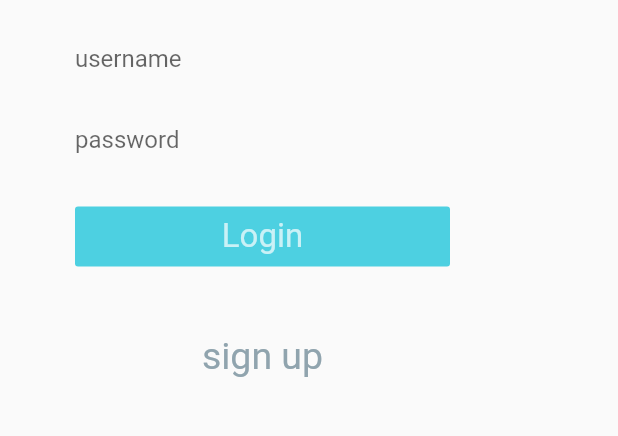
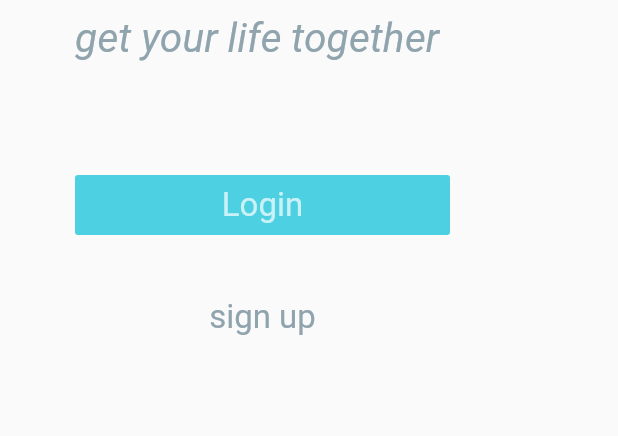
Before and after one commit to slbrtg/liszt-flutter, a Flutter app: the screen it shows after launch, on a phone screen of 412 x 824 dp, the part 287-723 px from its top. Run offline on Flutter 3.47's test engine with Material 2 defaults, Android fonts, the phone set to English and light mode, and no system bars.

Commit message:
refactor login.dart to break widget creation down into separate functions

```diff
--- a/lib/pages/login.dart
+++ b/lib/pages/login.dart
@@ -8,24 +8,153 @@ class LoginScreen extends StatefulWidget {
 
 class LoginScreenState extends State<LoginScreen> {
   bool _signingUp = false;
+  bool _loggingIn = false;
   Widget emptyContainer = new Container(
     height: 0.0,
     width: 0.0,
   );
+
+  dynamic lisztBannerTopMargin() {
+    if (_signingUp) {
+      return const EdgeInsets.only(top: 0.0);
+    } else if (_loggingIn) {
+      return const EdgeInsets.only(top: 35.0);
+    } else return const EdgeInsets.only(top: 115.0);
+  }
 
   Color blueGrey = Colors.blueGrey[300];
   Color cyan300 = Colors.cyan[300];
   Color white70 = Colors.white70;
   Color bgWhite = Colors.white12;
 
+  Widget lisztBanner() => new Container(
+      margin: lisztBannerTopMargin(),
+      child: new RichText(
+        text: new TextSpan(
+            text: "Liszt",
+            style: new TextStyle(
+              fontSize: 65.0,
+              color: blueGrey,
+            )
+        ),
+      ),
+    );
+
+  Widget lisztSlogan() => new Container(
+      margin: const EdgeInsets.only(top: 10.0),
+      child: new RichText(
+        text: new TextSpan(
+            text: "get your life together",
+            style: new TextStyle(
+              fontStyle: FontStyle.italic,
+              fontSize: 27.0,
+              color: blueGrey,
+            )
+        ),
+      ),
+    );
+
+  Widget usernameTextFormField() {
+    if(_loggingIn || _signingUp) {
+      return new Container(
+        margin: const EdgeInsets.only(top: 30.0),
+        child: new TextFormField(
+          decoration: new InputDecoration.collapsed(hintText: "username"),
+        ),
+      );
+    } else return emptyContainer;
+  }
+
+  Widget passwordTextFormField() {
+    if(_loggingIn || _signingUp) {
+      return new Container(
+        margin: const EdgeInsets.only(top: 30.0),
+        child: new TextFormField(
+          decoration: new InputDecoration.collapsed(hintText: "password"),
+          obscureText: true,
+        ),
+      );
+    } else return emptyContainer;
+  }
+
+  Widget confirmPasswordTextFormField() {
+    if(_signingUp) {
+      return new Container(
+        margin: const EdgeInsets.only(top: 30.0),
+        child: new TextFormField(
+          decoration: new InputDecoration.collapsed(hintText: "confirm password"),
+          obscureText: true,
+        ),
+      );
+    } else {
+      return emptyContainer;
+    }
+  }
+
+  Widget loginFlatButton() => new Container(
+      margin: _loggingIn || _signingUp ? const EdgeInsets.only(
+          top: 25.0) : const EdgeInsets.only(top: 75.0),
+      width: 250.0,
+      height: 40.0,
+      child: new FlatButton(
+        onPressed: () {
+          setState(() {
+            _loggingIn = true;
+          });
+        },
+        child: new RichText(
+          text: new TextSpan(
+            text: _signingUp ? "Sign up" : "Login",
+            style: new TextStyle(
+              fontSize: 22.0,
+              color: white70,
+            ),
+          ),
+        ),
+        color: Colors.cyan[300],
+        textColor: white70,
+      ),
+    );
+
+  Widget signUpFlatButton() {
+    if (!_signingUp && !_loggingIn) {
+      return new Container(
+        margin: const EdgeInsets.fromLTRB(0.0, 35.0, 15.0, 0.0),
+        width: 250.0,
+        height: 40.0,
+        child: new FlatButton(
+          onPressed: () {
+            setState(() {
+              _signingUp = true;
+            });
+          },
+          child: new RichText(
+            text: new TextSpan(
+                text: "sign up",
+                style: new TextStyle(
+                  fontSize: 22.0,
+                  color: blueGrey,
+                )
+            ),
+          ),
+          color: null,
+        ),
+      );
+    } else return emptyContainer;
+  }
+
+
+
+
   @override
   Widget build(BuildContext context) {
     return new Scaffold(
-      appBar: _signingUp ? new AppBar(
+      appBar: _signingUp || _loggingIn ? new AppBar(
         leading: new FlatButton(
           onPressed: () {
             setState(() {
               _signingUp = false;
+              _loggingIn = false;
             });
           },
           child: new Row(
@@ -61,118 +190,13 @@ class LoginScreenState extends State<LoginScreen> {
           crossAxisAlignment: CrossAxisAlignment.start,
           mainAxisSize: MainAxisSize.max,
           children: <Widget>[
-
-            // If/Else to adjust margin height for signing up
-            new Container(
-              margin: _signingUp ? const EdgeInsets.only(top: 0.0) : const EdgeInsets.only(top: 115.0),
-              child: new RichText(
-                text: new TextSpan(
-                  text: "Liszt",
-                  style: new TextStyle(
-                    fontSize: 65.0,
-                    color: blueGrey,
-                  )
-                ),
-              ),
-            ),
-            new Container (
-              margin: const EdgeInsets.only(top: 30.0),
-              child: new TextFormField(
-                decoration: new InputDecoration.collapsed(hintText: "username"),
-              ),
-            ),
-            new Container (
-              margin: const EdgeInsets.only(top: 35.0),
-              child: new TextFormField(
-                decoration: new InputDecoration.collapsed(hintText: "password"),
-                obscureText: true,
-              ),
-            ),
-
-            // If/Else to show confirm password if signing up. If not, empty container
-            _signingUp ? new Container (
-              margin: const EdgeInsets.only(top: 35.0),
-              child: new TextFormField(
-                decoration: new InputDecoration.collapsed(hintText: "confirm password"),
-                obscureText: true,
-              ),
-            )
-            : emptyContainer,
-
-
-            new Container(
-              margin: const EdgeInsets.only(top: 35.0),
-              width: 250.0,
-              height: 40.0,
-              child: new FlatButton(
-                onPressed: () {
-                  print("login");
-                },
-                child: new RichText(
-                  text: new TextSpan(
-                    text: _signingUp ? "Sign up" : "Login",
-                    style: new TextStyle(
-                      fontSize: 22.0,
-                      color: white70,
-                    ),
-                  ),
-                ),
-                color: Colors.cyan[300],
-                textColor: white70,
-              ),
-            ),
-
-            // Display sign up/login options on sign up view
-            _signingUp ? new Container(
-              margin: const EdgeInsets.fromLTRB(43.0,30.0,0.0, 0.0),
-              width: 250.0,
-              height: 50.0,
-              child: new Row(
-                children: <Widget>[
-                  new Container(
-                    child: new CircleAvatar(
-                      radius: 40.0,
-                      child: new Text("G"),
-                      backgroundColor: cyan300,
-                    ),
-                  ),
-                  new Container(
-                    child: new CircleAvatar(
-                      radius: 40.0,
-                      child: new Text("F"),
-                      backgroundColor: cyan300,
-                    ),
-                  ),
-                ],
-              ),
-            )
-            : emptyContainer,
-
-            // If/Else to show the sign up forms
-            !_signingUp ? new Container(
-              margin: const EdgeInsets.fromLTRB(0.0,40.0,15.0, 0.0),
-              width: 250.0,
-              height: 40.0,
-              child: new FlatButton(
-                onPressed: () {
-                  setState(() {
-                    _signingUp = true;
-                  });
-                },
-                child: new RichText(
-                  text: new TextSpan(
-                      text: "sign up",
-                      style: new TextStyle(
-                        fontSize: 25.0,
-                        color: blueGrey,
-                      )
-                  ),
-                ),
-                color: null,
-                textColor: blueGrey,
-              ),
-            )
-            : emptyContainer,
+            lisztBanner(),
+            lisztSlogan(),
+            usernameTextFormField(),
+            passwordTextFormField(),
+            confirmPasswordTextFormField(),
+            loginFlatButton(),
+            signUpFlatButton(),
           ],
         ),
       ),
```
Lines whose indentation alone changed are shown as unchanged.
